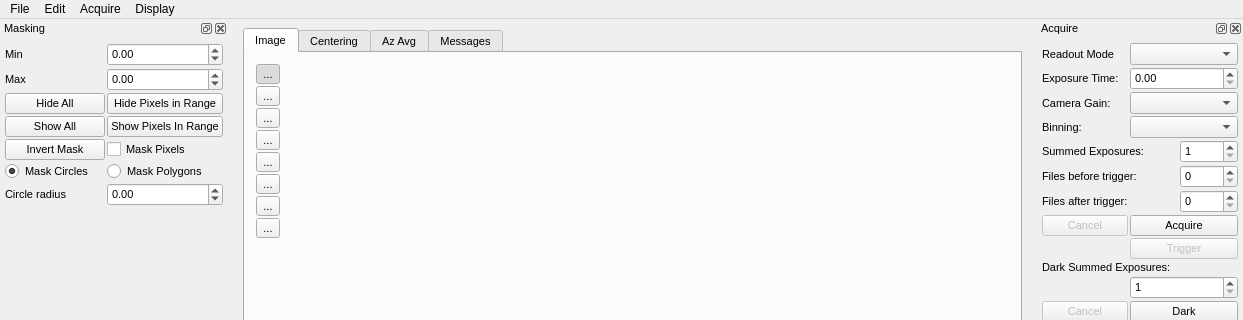
Qt form qxrdwindow.ui (guyjennings/qxrd) before a commit; both pictures show x 0 to 1243 and y 0 to 320 of the 1243 by 843 pixel window.
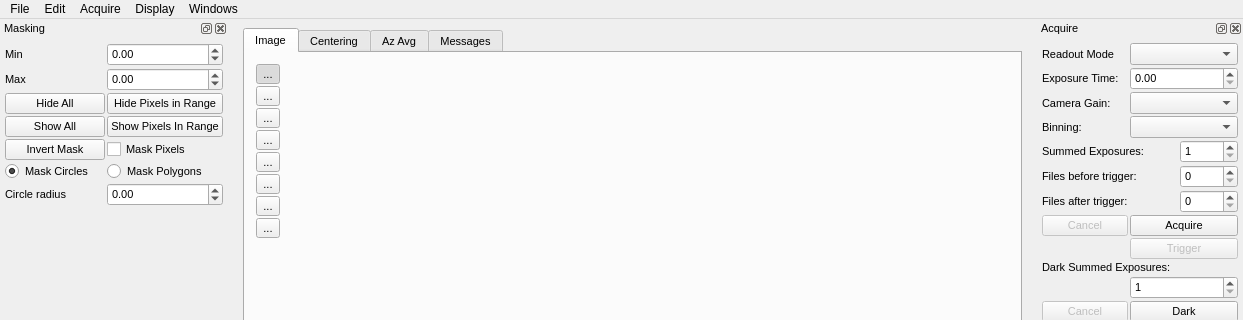
The same form after that commit. Icons and pictures are not drawn. Custom widgets are drawn as their Qt base class.

Commit message: Added menu commands to show/hide toolbox widgets

Patch:
```diff
--- a/qxrdwindow.ui
+++ b/qxrdwindow.ui
@@ -718,10 +718,16 @@
     <addaction name="m_ActionShowImage"/>
     <addaction name="m_ActionShowMask"/>
    </widget>
+   <widget class="QMenu" name="m_WindowsMenu">
+    <property name="title">
+     <string>Windows</string>
+    </property>
+   </widget>
    <addaction name="menuFile"/>
    <addaction name="menuEdit"/>
    <addaction name="menuAcquire"/>
    <addaction name="menuDisplay"/>
+   <addaction name="m_WindowsMenu"/>
   </widget>
   <widget class="QStatusBar" name="statusbar"/>
   <widget class="QDockWidget" name="m_AcquireDockWidget">
```
The commit also changes 1 other file.
